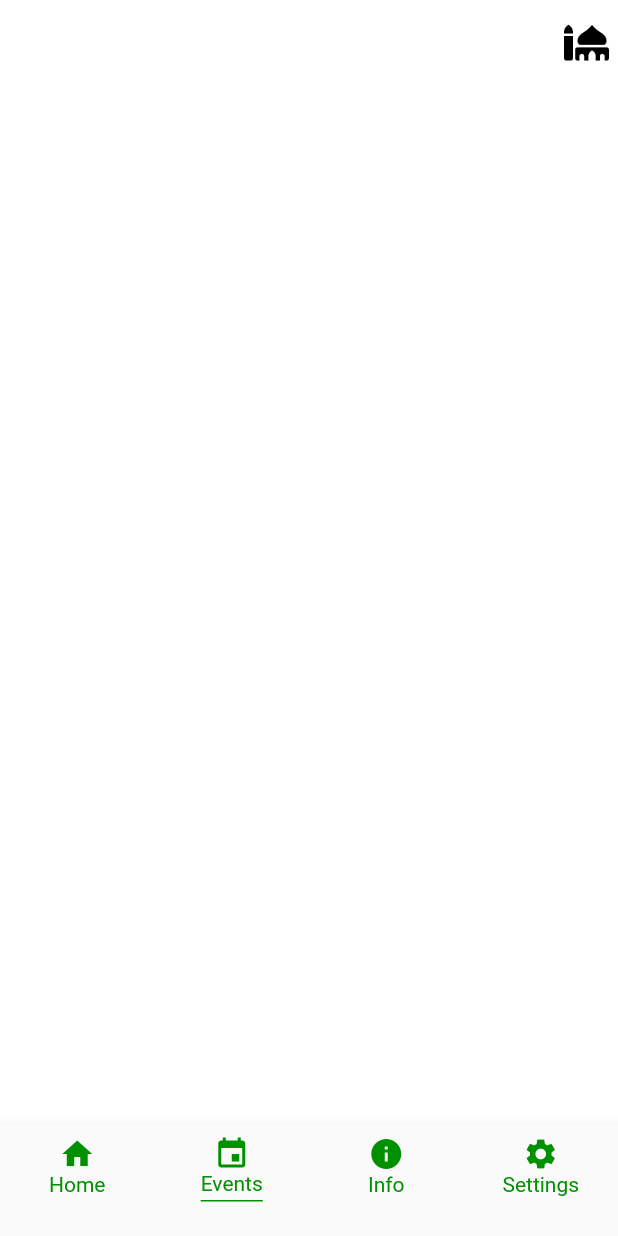
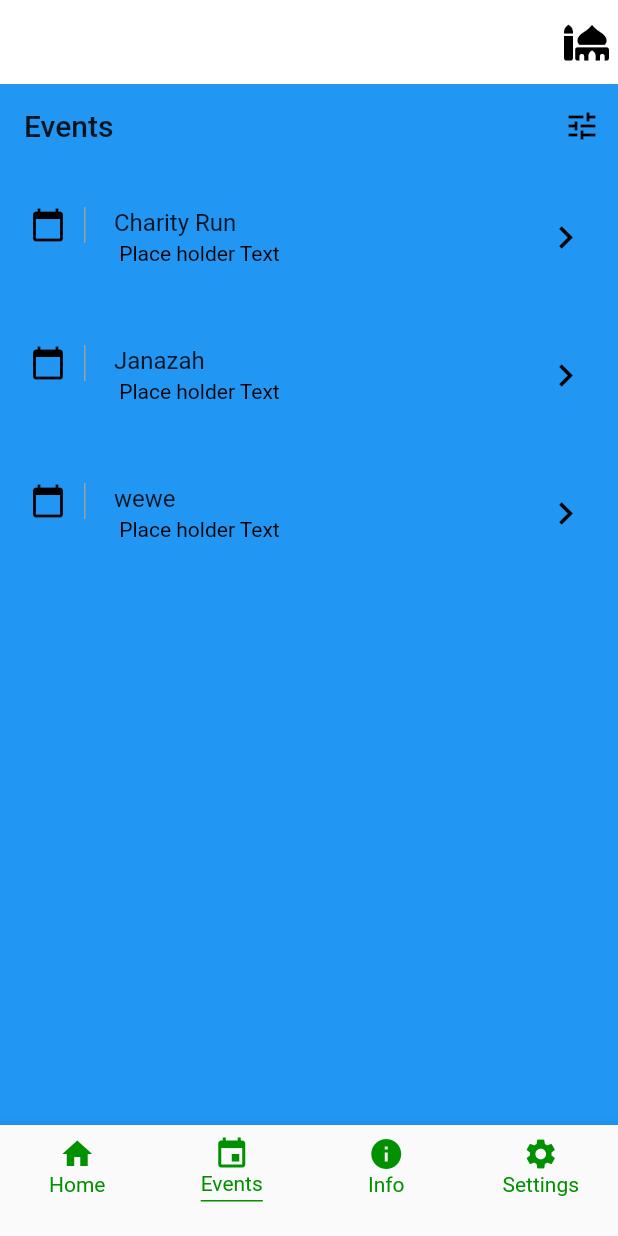
Before and after one commit to MostafaHirsi/Eqamah, a Flutter app: the screen it shows after launch, item 2 of the bottom bar chosen, on a phone screen of 412 x 824 dp. Run offline on Flutter 3.47's test engine with Material 2 defaults, Android fonts, the phone set to English and light mode, and no system bars; our stand-ins replace font_awesome_flutter.

Commit message:
event and event details

```diff
--- a/lib/pages/event.dart
+++ b/lib/pages/event.dart
@@ -1,13 +1,78 @@
+import 'package:eqamah/views/pages/eventDetail.dart';
+import 'package:flutter/material.dart';
 import 'package:flutter/widgets.dart';
+
 
 class EventPage extends StatefulWidget {
   @override
   _EventPageState createState() => _EventPageState();
 }
 
+
 class _EventPageState extends State<EventPage> {
+  // Add Database information into the arrays below
+  List <String> eventItems = ["This is the first page", "Second Page", "wewe"];
+  List <String> eventNames = ["Charity Run", "Janazah", "wewe"];
   @override
   Widget build(BuildContext context) {
-    return Container();
+    return Scaffold(
+      appBar: AppBar(
+        elevation: 0.0,
+        backgroundColor: Colors.transparent,
+        title: Text("Events"),
+        actions: <Widget>[
+           new IconButton(
+             icon: new Icon(Icons.tune),
+            onPressed: () => Navigator.of(context).pop(null),
+           ),
+         ],
+
+      ),
+      backgroundColor: Colors.blue,
+      body:ListView.builder(itemBuilder: buildEventItem, itemCount: eventItems.length,)
+    );
+  }
+
+  Widget buildEventItem(BuildContext context, int index){
+    String eventItem = eventItems[index];
+    String eventName = eventNames[index];
+    return new EventItem(eventId: eventItem, eventListName: eventName,);
   }
 }
+
+
+class EventItem extends StatelessWidget {
+  final String eventId;
+  final String eventListName;
+  const EventItem({
+    Key key, @required this.eventId,
+    Key key1, @required this.eventListName,
+  }) : super(key: key);
+
+  @override
+  Widget build(BuildContext context) {
+    return ListTile(
+      contentPadding: EdgeInsets.symmetric(horizontal: 20.0, vertical: 10.0),
+        leading: Container(
+          padding: EdgeInsets.only(right: 12.0),
+          decoration: new BoxDecoration(
+              border: new Border(
+                  right: new BorderSide(width: 1.0, color: Colors.grey))),
+          child: Icon(Icons.calendar_today, color: Colors.black),
+
+        ),
+      title: Text(eventListName),
+       subtitle: Row(
+          children: <Widget>[
+            Text(" Place holder Text", style: TextStyle(color: Colors.black))
+          ],
+        ),
+          trailing:
+            Icon(Icons.keyboard_arrow_right, color: Colors.black, size: 30.0),
+      onTap: () {
+    Navigator.push(
+        context, MaterialPageRoute(builder: (context) => MosqueEventDetailPage(eventId: eventId, eventListName: eventListName,)));
+    },
+    );
+  }
+}
```
Also changed, not shown: lib/pages/eventDetail.dart (added, +30 -0 lines).
